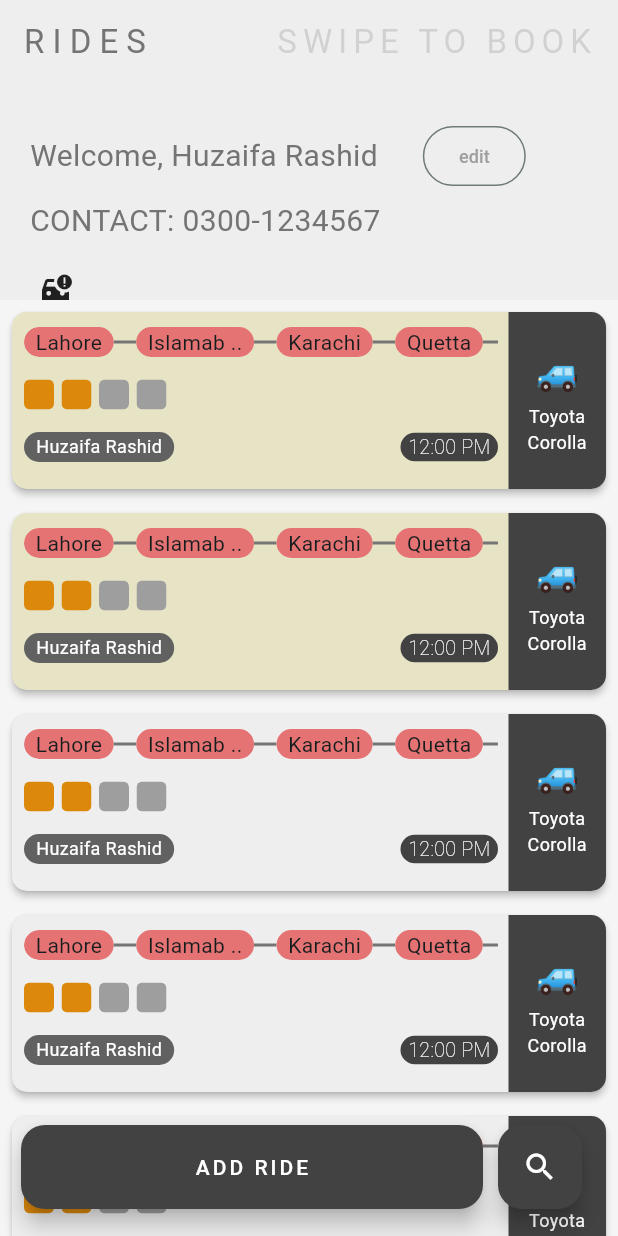
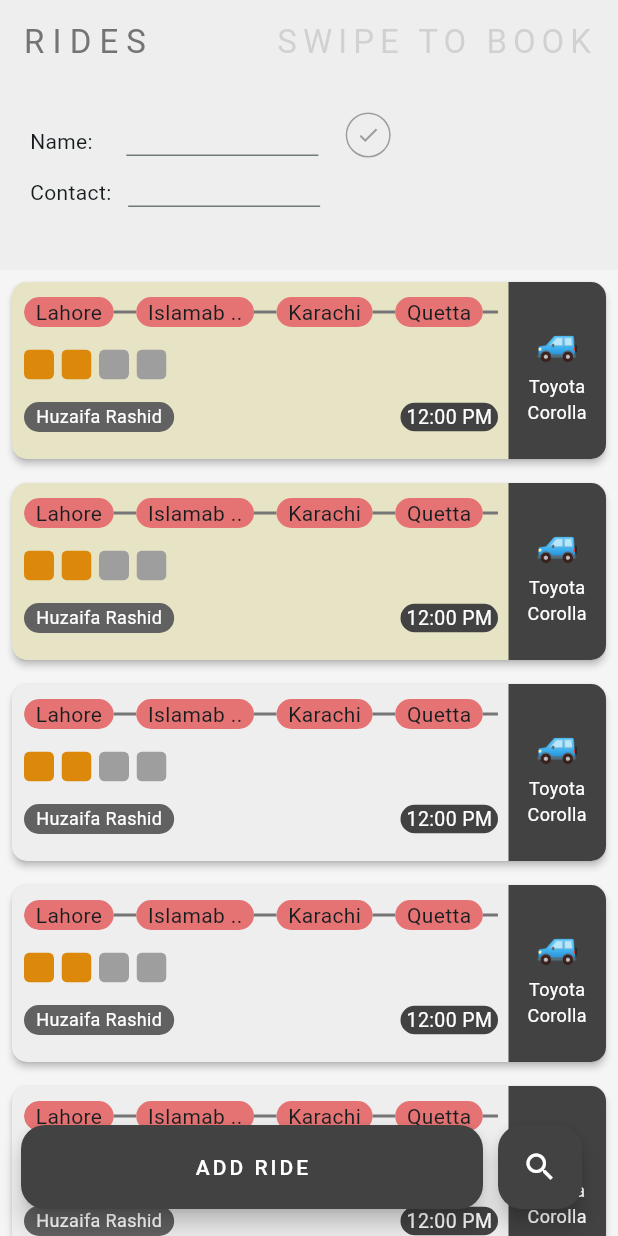
Before and after one commit to huzaifarashid3/carpool, a Flutter app: the screen it shows after launch, on a phone screen of 412 x 824 dp. Run offline on Flutter 3.47's test engine with Material 3 defaults, Android fonts, the phone set to English and light mode, and no system bars; drawn by our look-alikes of flutter_slidable, shimmer; our stand-ins replace shared_preferences; Roboto replaces fonts that are missing (Poppins).

Commit message:
added input fields for user login

```diff
--- a/lib/Models/ride_state.dart
+++ b/lib/Models/ride_state.dart
@@ -2,6 +2,8 @@ import 'package:carpool/Models/ride_model.dart';
 import 'package:flutter/material.dart';
 
 class RideState extends ChangeNotifier {
+  final car = const Image(image: AssetImage('assets/car.png'));
+
   List<Ride> rides = List.generate(
     20,
     (i) => Ride(
--- a/lib/Models/user_model.dart
+++ b/lib/Models/user_model.dart
@@ -1,8 +1,8 @@
+import 'package:flutter/material.dart';
+import 'package:shared_preferences/shared_preferences.dart';
+
 class User {
   String name;
   String contact;
-  List<List<String>>? routes;
-  String? vehicleName;
-  String? vehicleType;
   User({required this.name, required this.contact});
 }
--- a/lib/Models/user_state.dart
+++ b/lib/Models/user_state.dart
@@ -0,0 +1,54 @@
+import 'package:flutter/material.dart';
+import 'package:shared_preferences/shared_preferences.dart';
+
+class UserState with ChangeNotifier {
+  String? name;
+  String? contact;
+
+  bool get isUserLoggedIn => name != null && contact != null;
+
+  UserState({this.name, this.contact}) {
+    loadUserFromLocalStorage();
+  }
+
+  void updateUser(String pName, String pContact) {
+    name = pName;
+    contact = pContact;
+    saveUserToLocalStorage();
+    notifyListeners();
+  }
+
+  void updateName(String pName) {
+    name = pName;
+    notifyListeners();
+  }
+
+  void updateContact(String pContact) {
+    contact = pContact;
+    notifyListeners();
+  }
+
+  Future<void> loadUserFromLocalStorage() async {
+    final prefs = await SharedPreferences.getInstance();
+    final pName = prefs.getString('name');
+    final pContact = prefs.getString('contact');
+    if (name != null && contact != null) {
+      name = pName;
+      contact = pContact;
+      notifyListeners();
+    }
+  }
+
+  Future<void> saveUserToLocalStorage() async {
+    print('Saving user to local storage');
+    final prefs = await SharedPreferences.getInstance();
+    prefs.setString('name', name!);
+    prefs.setString('contact', contact!);
+  }
+
+  void clearUserFromLocalStorage() async {
+    final prefs = await SharedPreferences.getInstance();
+    prefs.remove('name');
+    prefs.remove('contact');
+  }
+}
--- a/lib/components/time_card.dart
+++ b/lib/components/time_card.dart
@@ -18,7 +18,7 @@ class TimeCard extends StatelessWidget {
           style: const TextStyle(
             color: Colors.white,
             fontSize: 13,
-            fontWeight: FontWeight.w100,
+            // fontWeight: FontWeight.w100,
           ),
         ),
       ),
--- a/lib/components/vehicle_card.dart
+++ b/lib/components/vehicle_card.dart
@@ -1,5 +1,4 @@
 import 'dart:math';
-
 import 'package:flutter/material.dart';
 
 class VehicleCard extends StatelessWidget {
--- a/lib/driver_bar.dart
+++ b/lib/driver_bar.dart
@@ -65,7 +65,9 @@ class _DriverBarState extends State<DriverBar> {
 
   @override
   Widget build(BuildContext context) {
-    return FloatingActionButton(
+    return Visibility(
+      visible: MediaQuery.of(context).viewInsets.bottom == 0.0,
+      child: FloatingActionButton(
         backgroundColor: Colors.grey[800],
         onPressed: () {
           _showModalBottomSheet(context);
@@ -77,6 +79,7 @@ class _DriverBarState extends State<DriverBar> {
               )
             : const Text('ADD RIDE',
                 style: TextStyle(color: Colors.white, letterSpacing: 2)),
+      ),
     );
   }
 }
--- a/lib/main.dart
+++ b/lib/main.dart
@@ -1,6 +1,7 @@
+import 'package:carpool/Models/user_model.dart';
+import 'package:carpool/Models/user_state.dart';
 import 'package:carpool/rides_page.dart';
 import 'package:flutter/material.dart';
-import 'package:google_fonts/google_fonts.dart';
 import 'package:provider/provider.dart';
 import 'package:carpool/Models/ride_state.dart';
 
@@ -22,9 +23,12 @@ class MyApp extends StatelessWidget {
         colorScheme: ColorScheme.fromSeed(seedColor: Colors.grey),
         useMaterial3: true,
       ),
-      home: ChangeNotifierProvider(
-        create: (context) => RideState(),
-        child: RidesPage(),
+      home: MultiProvider(
+        providers: [
+          ChangeNotifierProvider(create: (context) => RideState()),
+          ChangeNotifierProvider(create: (context) => UserState()),
+        ],
+        child: SafeArea(child: RidesPage()),
       ),
     );
   }
--- a/lib/rides_page.dart
+++ b/lib/rides_page.dart
@@ -32,10 +32,11 @@ class RidesPage extends StatelessWidget {
       body: CustomScrollView(
         controller: controller,
         slivers: [
-          TopBar(name: name, contact: contact),
+          const TopBar(),
           RideCards(listController: controller),
         ],
       ),
+      // body: Container(child: context.read<RideState>().car),
       floatingActionButton: BottomBar(
         controller: controller,
       ),
@@ -96,7 +97,10 @@ class _SearchButtonState extends State<SearchButton> {
 
   @override
   Widget build(BuildContext context) {
-    return FloatingActionButton(
+    return Visibility(
+      visible: MediaQuery.of(context).viewInsets.bottom ==
+          0.0, // this is to prevernt fab from showing when keyboard is open
+      child: FloatingActionButton(
         backgroundColor: bgColor,
         onPressed: () {
           setState(() {
@@ -117,6 +121,7 @@ class _SearchButtonState extends State<SearchButton> {
           Icons.search,
           color: icnColor,
         ),
+      ),
     );
   }
 }
--- a/lib/top_bar.dart
+++ b/lib/top_bar.dart
@@ -1,33 +1,20 @@
+import 'package:carpool/Models/user_state.dart';
 import 'package:flutter/material.dart';
+import 'package:provider/provider.dart';
 import 'package:shimmer/shimmer.dart';
 
 class TopBar extends StatelessWidget {
   const TopBar({
     super.key,
-    required this.name,
-    required this.contact,
   });
-
-  final String name;
-  final String contact;
 
   @override
   Widget build(BuildContext context) {
     return SliverAppBar(
       pinned: true,
-      expandedHeight: 200,
-      flexibleSpace: FlexibleSpaceBar(
-        background: Column(
-          crossAxisAlignment: CrossAxisAlignment.start,
-          children: [
-            UserCard(name: name, contact: contact),
-            const SizedBox(height: 20),
-            const Padding(
-              padding: EdgeInsets.fromLTRB(25, 0, 0, 0),
-              child: Icon(Icons.car_crash),
-            ),
-          ],
-        ),
+      expandedHeight: 180,
+      flexibleSpace: const FlexibleSpaceBar(
+        background: UserCard(),
       ),
       title: const Row(
         mainAxisAlignment: MainAxisAlignment.spaceBetween,
@@ -67,68 +54,123 @@ class SwipeText extends StatelessWidget {
   }
 }
 
-class UserCard extends StatelessWidget {
-  const UserCard({
-    super.key,
-    required this.name,
-    required this.contact,
-  });
+class UserCard extends StatefulWidget {
+  const UserCard({super.key});
 
-  final String name;
-  final String contact;
+  @override
+  State<UserCard> createState() => _UserCardState();
+}
+
+class _UserCardState extends State<UserCard> {
+  final nameController = TextEditingController();
+  final contactController = TextEditingController();
+  bool isEditing = false;
+
+  Future<void> saveUser() async {
+    final appState = context.read<UserState>();
+    appState.updateUser(nameController.text, contactController.text);
+  }
 
   @override
   Widget build(BuildContext context) {
-    // appState =
+    final appState = context.watch<UserState>();
+    if (appState.isUserLoggedIn) {
+      nameController.text = appState.name!;
+      contactController.text = appState.contact!;
+    } else {
+      isEditing = true;
+    }
     return Row(
-      mainAxisAlignment: MainAxisAlignment.spaceBetween,
       children: [
         Column(
           crossAxisAlignment: CrossAxisAlignment.start,
-          mainAxisAlignment: MainAxisAlignment.start,
           children: [
-            const SizedBox(height: 80),
-            Row(
-              mainAxisAlignment: MainAxisAlignment.spaceBetween,
+            const SizedBox(height: 70),
+            Column(
+              mainAxisAlignment: MainAxisAlignment.start,
+              mainAxisSize: MainAxisSize.min,
+              crossAxisAlignment: CrossAxisAlignment.start,
               children: [
                 Padding(
-                  padding: const EdgeInsets.fromLTRB(20.0, 0, 0, 0),
-                  child: Text("Welcome, $name",
-                      style: const TextStyle(
-                        color: Color.fromARGB(255, 116, 116, 116),
-                        fontSize: 20,
-                      )),
-                ),
-                const SizedBox(
-                  width: 30,
-                ),
-                OutlinedButton(
-                  onPressed: () {},
-                  child: const Text(
-                    'edit',
-                    style: TextStyle(
-                      color: Colors.grey,
-                      fontSize: 12,
+                  padding: const EdgeInsets.fromLTRB(20, 10, 0, 0),
+                  child: RichText(
+                    text: TextSpan(
+                      children: <InlineSpan>[
+                        // first part
+                        WidgetSpan(
+                            child:
+                                Text(isEditing ? "Name:      " : "Welcome, ")),
+                        // flexible text field
+                        WidgetSpan(
+                            child: ConstrainedBox(
+                                constraints:
+                                    const BoxConstraints(minWidth: 128),
+                                child: IntrinsicWidth(
+                                  child: TextField(
+                                      controller: nameController,
+                                      enabled: isEditing,
+                                      maxLines: null,
+                                      decoration: const InputDecoration(
+                                          isDense: true,
+                                          contentPadding: EdgeInsets.all(0))),
+                                ))),
+                      ],
                     ),
                   ),
-                  // child: Icon(
-                  //   Icons.edit,
-                  //   color: Colors.grey,
-                  //   size: 18,
-                  // )),
+                ),
+                Padding(
+                  padding: const EdgeInsets.fromLTRB(20, 10, 0, 0),
+                  child: RichText(
+                    text: TextSpan(
+                      children: <InlineSpan>[
+                        // first part
+                        const WidgetSpan(child: Text("Contact:   ")),
+                        // flexible text field
+                        WidgetSpan(
+                            child: ConstrainedBox(
+                                constraints:
+                                    const BoxConstraints(minWidth: 128),
+                                child: IntrinsicWidth(
+                                  child: TextField(
+                                      controller: contactController,
+                                      enabled: isEditing,
+                                      maxLines: null,
+                                      keyboardType: TextInputType.phone,
+                                      decoration: const InputDecoration(
+                                          isDense: true,
+                                          contentPadding: EdgeInsets.all(0))),
+                                ))),
+                      ],
+                    ),
+                  ),
                 ),
               ],
+            )
+            // else
+            // UserCard(name: widget.name, contact: widget.contact),
+          ],
+        ),
+        SizedBox(
+          height: 30,
+          child: OutlinedButton(
+            onPressed: () {
+              saveUser();
+              setState(() {
+                isEditing = !isEditing;
+              });
+            },
+            style: OutlinedButton.styleFrom(
+              side: const BorderSide(color: Colors.grey),
+
+              shape: const CircleBorder(),
+              // borderRadius: BorderRadius.circular(40),
             ),
-            const SizedBox(height: 5),
-            Padding(
-              padding: const EdgeInsets.fromLTRB(20.0, 0, 0, 0),
-              child: Text("CONTACT: $contact",
-                  style: const TextStyle(
-                    color: Color.fromARGB(255, 116, 116, 116),
-                    fontSize: 20,
-                  )),
+            child: Icon(
+              isEditing ? Icons.check : Icons.edit_outlined,
+              color: Colors.grey,
+              size: 16,
             ),
-          ],
+          ),
         ),
       ],
     );
--- a/pubspec.yaml
+++ b/pubspec.yaml
@@ -40,8 +40,7 @@ dependencies:
   provider: ^6.1.2
   shimmer: ^3.0.0
   custom_refresh_indicator: ^4.0.1
-
-
+  shared_preferences: ^2.3.1
 
 dev_dependencies:
   flutter_test:
@@ -69,6 +68,8 @@ flutter:
   #   - images/a_dot_burr.jpeg
   #   - images/a_dot_ham.jpeg
 
+assets:
+  - assets/car.png
   # An image asset can refer to one or more resolution-specific "variants", see
   # https://flutter.dev/assets-and-images/#resolution-aware
 
```
Also changed, not shown: lib/assets/car.png (added), pubspec.lock, 2 other files. Lines whose indentation alone changed are shown as unchanged.
